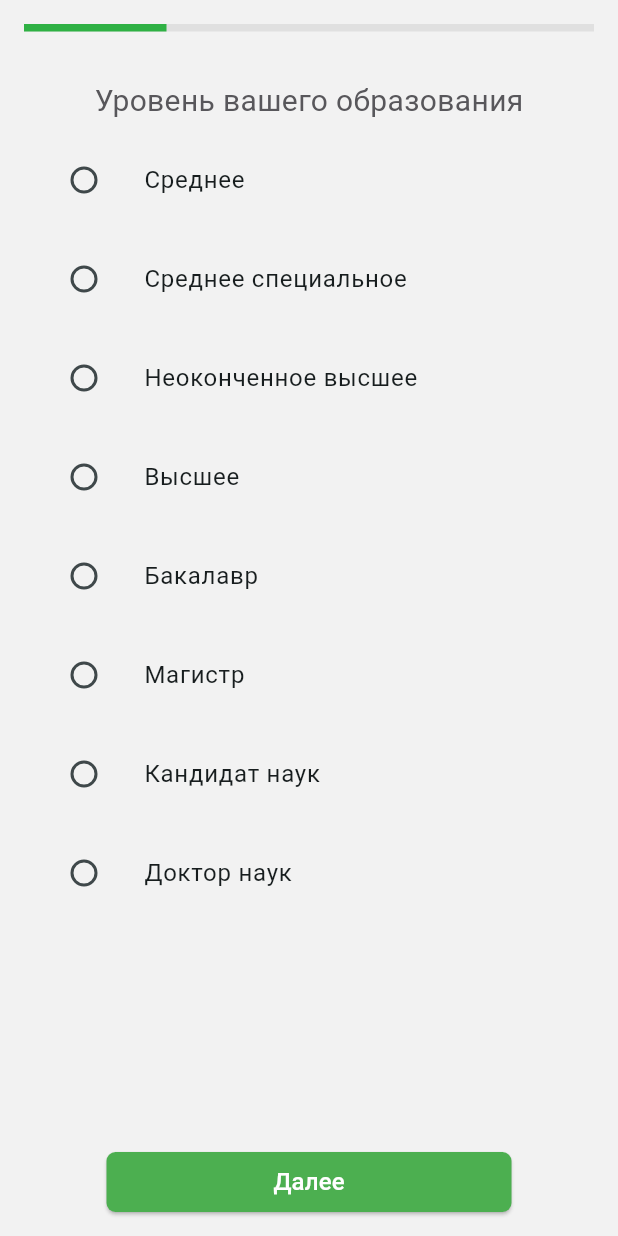
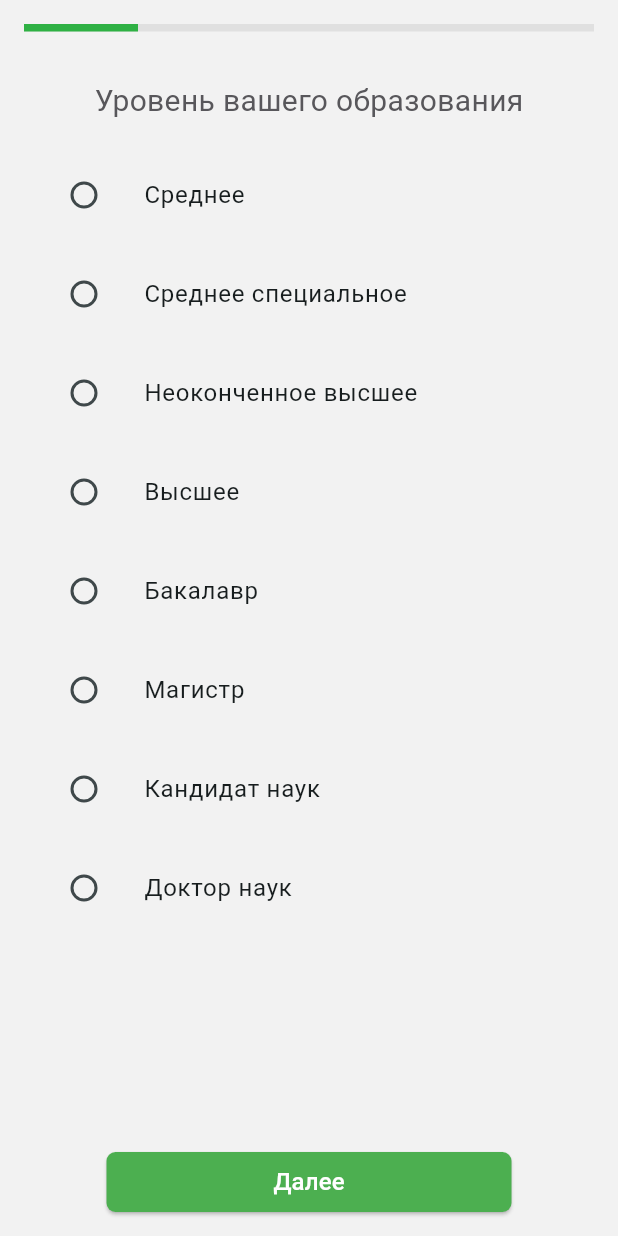
Before and after one commit to vanbyte02/JobEase, a Flutter app: the CreateVacancy screen opened directly, swiped to page 3, on a phone screen of 412 x 824 dp. Run offline on Flutter 3.47's test engine with Material 3 defaults, Android fonts, the phone set to English and light mode, and no system bars.

Commit message:
15.10.24

```diff
--- a/lib/Employee/CreateVacancy.dart
+++ b/lib/Employee/CreateVacancy.dart
@@ -12,7 +12,7 @@ class _CreateVacancyState extends State<CreateVacancy> {
   String _selectedValue = '';
 
   void _nextPage() {
-    if (_currentStep < 2) {
+    if (_currentStep < 4) {
       setState(() {
         _currentStep++;
       });
@@ -24,7 +24,7 @@ class _CreateVacancyState extends State<CreateVacancy> {
   }
 
   double _getProgress() {
-    return (_currentStep + 1) / 4;
+    return (_currentStep + 1) / 5;
   }
 
   @override
@@ -258,7 +258,7 @@ class _CreateVacancyState extends State<CreateVacancy> {
                           ),
                         ),
                       ),
-                      SizedBox(height: 10),
+                      SizedBox(height: 20),
                       Column(
                         children: [
                           ListTile(
@@ -383,6 +383,56 @@ class _CreateVacancyState extends State<CreateVacancy> {
                     ],
                   ),
                 ),
+
+                //4
+                Padding(
+                  padding: const EdgeInsets.all(16.0),
+                  child: Column(
+                    crossAxisAlignment: CrossAxisAlignment.start,
+                    children: [
+                      Center(
+                        child: Text(
+                          "Где вы учились?",
+                          style: TextStyle(
+                            fontSize: 20,
+                            color: Color.fromARGB(255, 88, 87, 91),
+                          ),
+                        ),
+                      ),
+                      SizedBox(height: 20),
+                      Column(
+                        children: [
+
+                        ],
+                      ),
+                    ],
+                  ),
+                ),
+
+                //5
+                Padding(
+                  padding: const EdgeInsets.all(16.0),
+                  child: Column(
+                    crossAxisAlignment: CrossAxisAlignment.start,
+                    children: [
+                      Center(
+                        child: Text(
+                          "Где вы учились?",
+                          style: TextStyle(
+                            fontSize: 20,
+                            color: Color.fromARGB(255, 88, 87, 91),
+                          ),
+                        ),
+                      ),
+                      SizedBox(height: 20),
+                      Column(
+                        children: [
+
+                        ],
+                      ),
+                    ],
+                  ),
+                ),
               ],
             ),
           ),
```
Also changed, not shown: lib/Login/Description.dart (+66 -40 lines).
